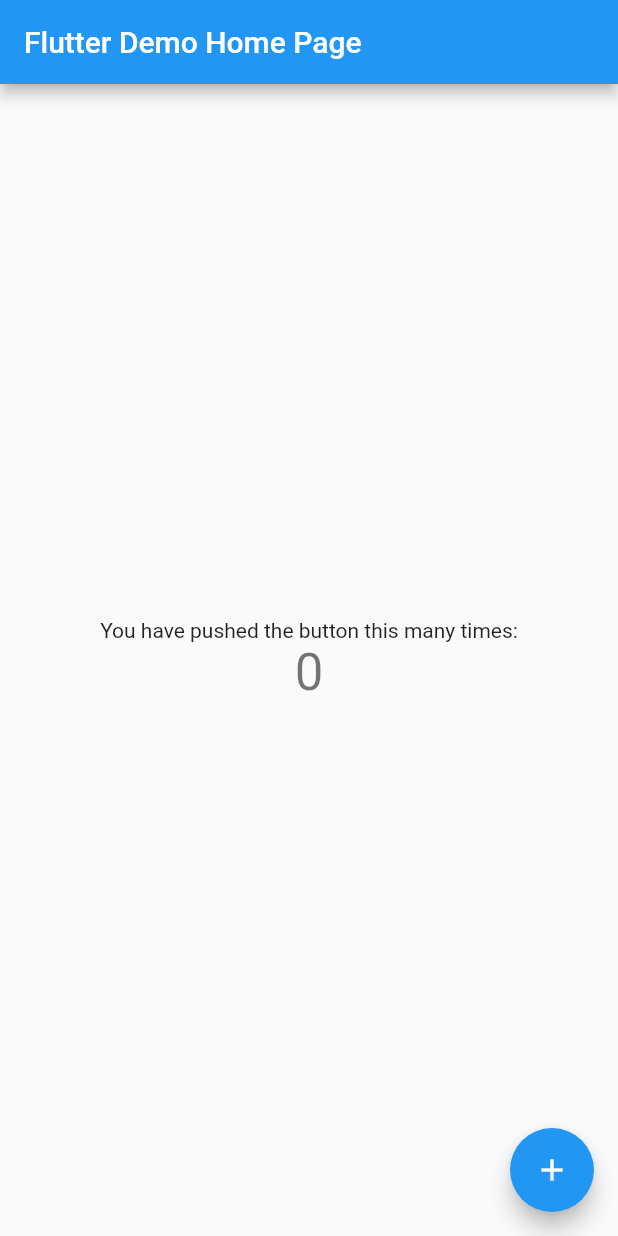
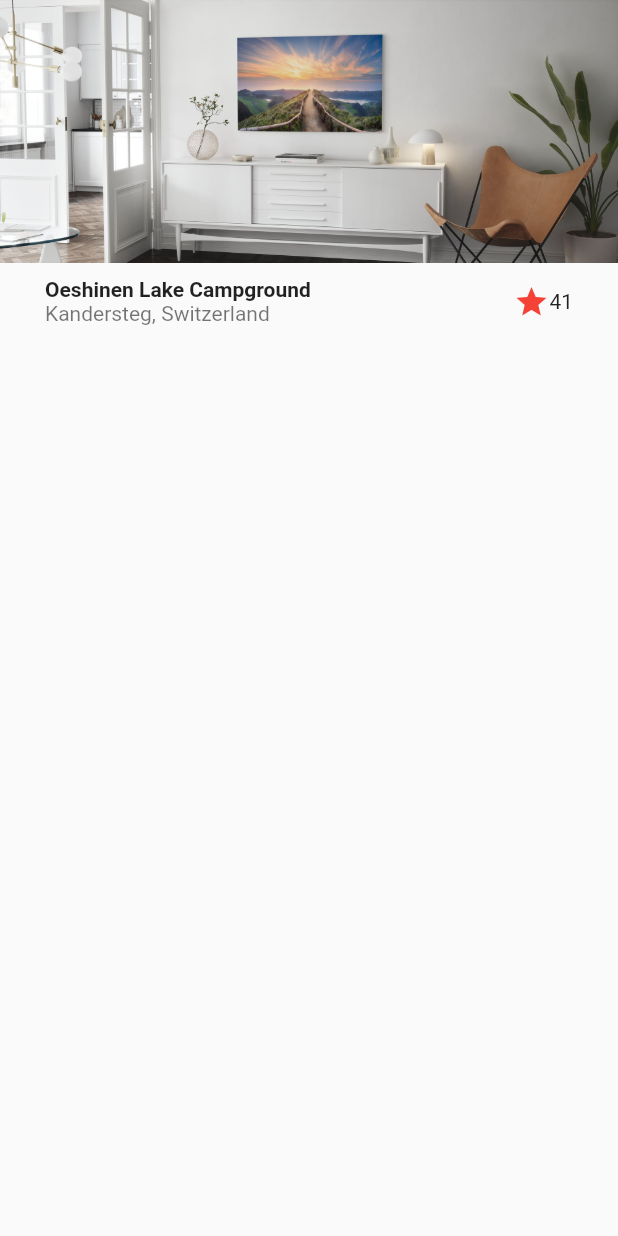
Before and after one commit to alejomongua/flutter4, a Flutter app: the screen it shows after launch, on a phone screen of 412 x 824 dp. Run offline on Flutter 3.47's test engine with Material 2 defaults, Android fonts, the phone set to English and light mode, and no system bars.

Commit message:
Agregada la primera parte del primer diseño

```diff
--- a/dessign1/lib/main.dart
+++ b/dessign1/lib/main.dart
@@ -1,3 +1,4 @@
+import 'package:dessign1/pages/basic_design_page.dart';
 import 'package:flutter/material.dart';
 
 void main() {
@@ -9,105 +10,12 @@
   @override
   Widget build(BuildContext context) {
     return MaterialApp(
+      debugShowCheckedModeBanner: false,
       title: 'Flutter Demo',
-      theme: ThemeData(
-        // This is the theme of your application.
-        //
-        // Try running your application with "flutter run". You'll see the
-        // application has a blue toolbar. Then, without quitting the app, try
-        // changing the primarySwatch below to Colors.green and then invoke
-        // "hot reload" (press "r" in the console where you ran "flutter run",
-        // or simply save your changes to "hot reload" in a Flutter IDE).
-        // Notice that the counter didn't reset back to zero; the application
-        // is not restarted.
-        primarySwatch: Colors.blue,
-      ),
-      home: MyHomePage(title: 'Flutter Demo Home Page'),
+      initialRoute: 'basic_design',
+      routes: {
+        'basic_design': (_) => BasicDesignPage(),
+      },
     );
   }
 }
-
-class MyHomePage extends StatefulWidget {
-  MyHomePage({Key key, this.title}) : super(key: key);
-
-  // This widget is the home page of your application. It is stateful, meaning
-  // that it has a State object (defined below) that contains fields that affect
-  // how it looks.
-
-  // This class is the configuration for the state. It holds the values (in this
-  // case the title) provided by the parent (in this case the App widget) and
-  // used by the build method of the State. Fields in a Widget subclass are
-  // always marked "final".
-
-  final String title;
-
-  @override
-  _MyHomePageState createState() => _MyHomePageState();
-}
-
-class _MyHomePageState extends State<MyHomePage> {
-  int _counter = 0;
-
-  void _incrementCounter() {
-    setState(() {
-      // This call to setState tells the Flutter framework that something has
-      // changed in this State, which causes it to rerun the build method below
-      // so that the display can reflect the updated values. If we changed
-      // _counter without calling setState(), then the build method would not be
-      // called again, and so nothing would appear to happen.
-      _counter++;
-    });
-  }
-
-  @override
-  Widget build(BuildContext context) {
-    // This method is rerun every time setState is called, for instance as done
-    // by the _incrementCounter method above.
-    //
-    // The Flutter framework has been optimized to make rerunning build methods
-    // fast, so that you can just rebuild anything that needs updating rather
-    // than having to individually change instances of widgets.
-    return Scaffold(
-      appBar: AppBar(
-        // Here we take the value from the MyHomePage object that was created by
-        // the App.build method, and use it to set our appbar title.
-        title: Text(widget.title),
-      ),
-      body: Center(
-        // Center is a layout widget. It takes a single child and positions it
-        // in the middle of the parent.
-        child: Column(
-          // Column is also a layout widget. It takes a list of children and
-          // arranges them vertically. By default, it sizes itself to fit its
-          // children horizontally, and tries to be as tall as its parent.
-          //
-          // Invoke "debug painting" (press "p" in the console, choose the
-          // "Toggle Debug Paint" action from the Flutter Inspector in Android
-          // Studio, or the "Toggle Debug Paint" command in Visual Studio Code)
-          // to see the wireframe for each widget.
-          //
-          // Column has various properties to control how it sizes itself and
-          // how it positions its children. Here we use mainAxisAlignment to
-          // center the children vertically; the main axis here is the vertical
-          // axis because Columns are vertical (the cross axis would be
-          // horizontal).
-          mainAxisAlignment: MainAxisAlignment.center,
-          children: <Widget>[
-            Text(
-              'You have pushed the button this many times:',
-            ),
-            Text(
-              '$_counter',
-              style: Theme.of(context).textTheme.headline4,
-            ),
-          ],
-        ),
-      ),
-      floatingActionButton: FloatingActionButton(
-        onPressed: _incrementCounter,
-        tooltip: 'Increment',
-        child: Icon(Icons.add),
-      ), // This trailing comma makes auto-formatting nicer for build methods.
-    );
-  }
-}
--- /dev/null
+++ b/dessign1/lib/pages/basic_design_page.dart
@@ -0,0 +1,50 @@
+import 'package:flutter/material.dart';
+
+class BasicDesignPage extends StatelessWidget {
+  @override
+  Widget build(BuildContext context) => Scaffold(
+        body: Column(
+          children: [
+            Image(
+              image: AssetImage('assets/room17.jpg'),
+            ),
+            CustomTile(),
+          ],
+        ),
+      );
+}
+
+class CustomTile extends StatelessWidget {
+  const CustomTile({
+    Key? key,
+  }) : super(key: key);
+
+  @override
+  Widget build(BuildContext context) {
+    return Container(
+      margin: EdgeInsets.symmetric(horizontal: 30, vertical: 10),
+      child: Row(
+        children: [
+          Column(
+            crossAxisAlignment: CrossAxisAlignment.start,
+            children: [
+              Text(
+                'Oeshinen Lake Campground',
+                style: TextStyle(
+                  fontWeight: FontWeight.bold,
+                ),
+              ),
+              Text('Kandersteg, Switzerland',
+                  style: TextStyle(
+                    color: Colors.black54,
+                  )),
+            ],
+          ),
+          Expanded(child: Container()),
+          Icon(Icons.star, color: Colors.red),
+          Text('41'),
+        ],
+      ),
+    );
+  }
+}
--- a/dessign1/pubspec.yaml
+++ b/dessign1/pubspec.yaml
@@ -18,7 +18,7 @@
 version: 1.0.0+1
 
 environment:
-  sdk: ">=2.7.0 <3.0.0"
+  sdk: ">=2.12.0 <3.0.0"
 
 dependencies:
   flutter:
@@ -45,8 +45,8 @@
   uses-material-design: true
 
   # To add assets to your application, add an assets section, like this:
-  # assets:
-  #   - images/a_dot_burr.jpeg
+  assets:
+    - assets/
   #   - images/a_dot_ham.jpeg
 
   # An image asset can refer to one or more resolution-specific "variants", see
```
Also changed, not shown: dessign1/assets/room17.jpg (added).
